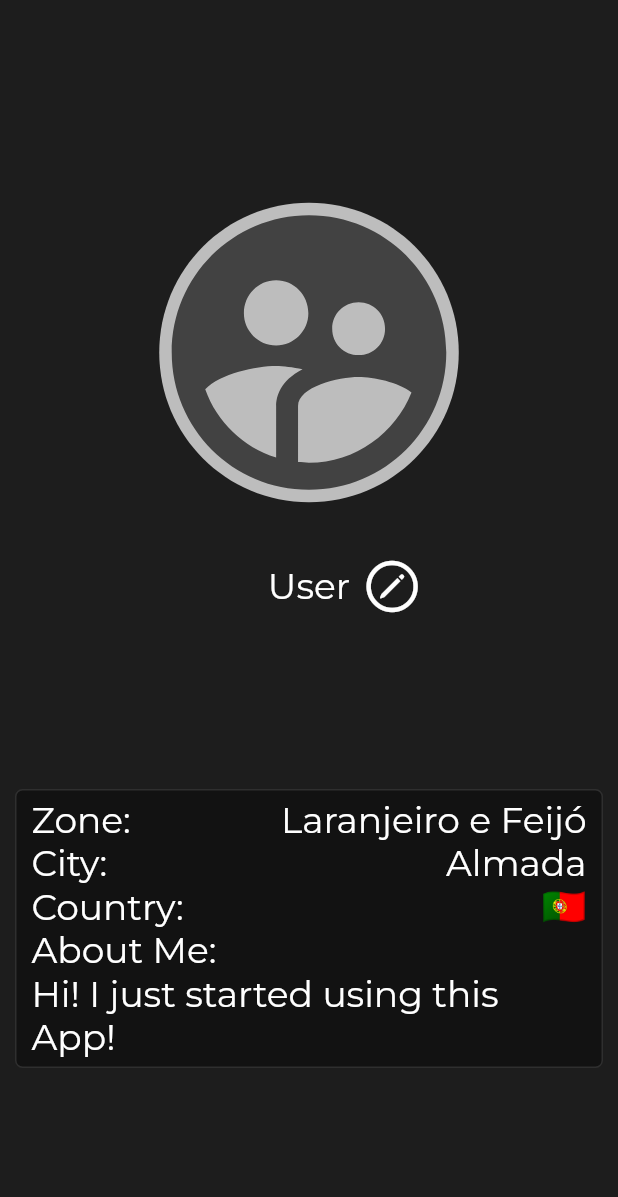
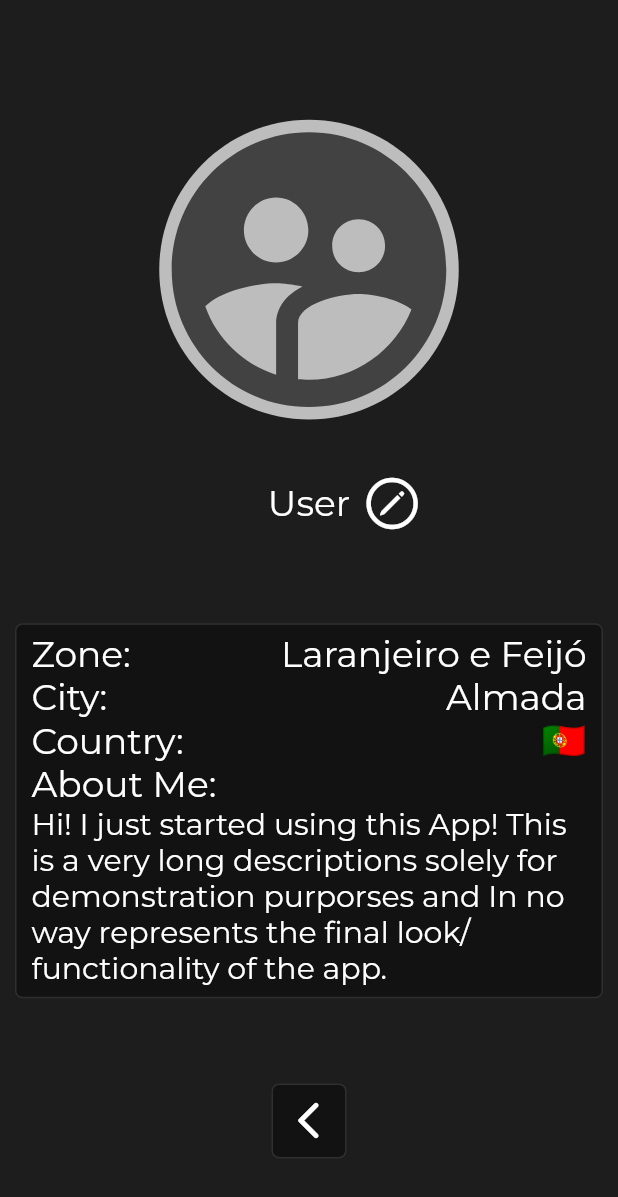
Before and after one commit to TiagoNunesFCT/IPM, a Flutter app: the screen it shows after launch, after a tap on the "supervised user circle" icon, on a phone screen of 412 x 824 dp. Shown: the top 1197 px of the screen. Run offline on Flutter 3.47's test engine with Material 2 defaults, Android fonts, the light colour scheme and no system bars; project files that could hold a hidden picture were left out.

Commit message:
Added backButton to userPage, added backbutton stateful widget, implemented full screen on the add so the task bar is hidden

```diff
--- /dev/null
+++ b/lib/backButton.dart
@@ -0,0 +1,64 @@
+//Rover is the Widget at the bottom of the screen which allows us to change between Main Views (Map, List, Home)
+import 'package:flutter/cupertino.dart';
+import 'package:flutter/material.dart';
+import 'package:flutter/services.dart';
+import 'package:zone/MainScreen.dart';
+
+bool pressed;
+
+class BackButton extends StatefulWidget{
+
+  BackButton(){
+    pressed = false;
+  }
+
+
+
+
+
+
+
+
+
+
+  BackButtonState createState() => new BackButtonState();
+
+
+}
+
+class BackButtonState extends State<BackButton>{
+
+  Widget icon(BuildContext context){
+
+    return IconButton(icon: Icon(Icons.arrow_back_ios_rounded,color: Colors.white, size: 30), onPressed: () {
+      buttonPressing();
+      Navigator.of(context).pop();
+      SystemChrome.setEnabledSystemUIOverlays([]);
+    },             );
+  }
+
+  @override
+  Widget build(BuildContext context) {
+    return Container(
+        padding: EdgeInsets.fromLTRB(0, 0, 0, 0),
+        decoration: new BoxDecoration(
+          shape: BoxShape.rectangle,
+          borderRadius: BorderRadius.circular(5),
+          color: pressed? Colors.white12:Colors.black38,
+          border: new Border.all(
+            color: Colors.white12,
+            width: 1.0,
+          ),
+        ),child:icon(context));
+  }
+
+  Future<void> buttonPressing() async {
+    pressed = true;
+    setState(() {});
+    await Future.delayed(const Duration(milliseconds: 10), () {});
+    pressed = false;
+    setState(() {});
+    await Future.delayed(const Duration(milliseconds: 5), () {});
+  }
+
+}
--- a/lib/main.dart
+++ b/lib/main.dart
@@ -1,4 +1,5 @@
 import 'package:flutter/material.dart';
+import 'package:flutter/services.dart';
 import 'package:zone/splashScreen.dart';
 
 void main() {
@@ -9,6 +10,8 @@ class MyApp extends StatelessWidget {
   // This widget is the root of your application.
   @override
   Widget build(BuildContext context) {
+    SystemChrome.setSystemUIOverlayStyle(style);
+    hideBar();
     return MaterialApp(
       title: 'ZONeXUS',
       theme: ThemeData(
@@ -112,3 +115,12 @@ class _MyHomePageState extends State<MyHomePage> {
     );
   }
 }
+
+final style = SystemUiOverlayStyle(
+  systemNavigationBarDividerColor: Colors.transparent,
+  systemNavigationBarColor: Colors.transparent,
+  systemNavigationBarIconBrightness: Brightness.light,
+);
+
+Future hideBar() async =>
+    SystemChrome.setEnabledSystemUIOverlays([]);
--- a/lib/mainScreen.dart
+++ b/lib/mainScreen.dart
@@ -3,6 +3,7 @@ import 'dart:async';
 import 'package:flutter/material.dart';
 import 'package:zone/rover.dart';
 import 'package:zone/userScreen.dart';
+
 
 import 'genericPage.dart';
 
--- a/lib/userScreen.dart
+++ b/lib/userScreen.dart
@@ -2,6 +2,7 @@ import 'dart:async';
 
 import 'package:flutter/cupertino.dart';
 import 'package:flutter/material.dart';
+import 'package:zone/backButton.dart' as buttonBack;
 
 import 'genericPage.dart';
 
@@ -24,7 +25,7 @@ class _UserPageState extends GenericPageState {
   String zoneName = "Laranjeiro e Feijó";
   String cityName = "Almada";
   String countryName = "🇵🇹";
-  String userDesc = "Hi! I just started using this App!";
+  String userDesc = "Hi! I just started using this App! This is a very long descriptions solely for demonstration purporses and In no way represents the final look/ functionality of the app.";
 
   //Build the widget
   @override
@@ -39,7 +40,7 @@ class _UserPageState extends GenericPageState {
         crossAxisAlignment: CrossAxisAlignment.center,
         mainAxisAlignment: MainAxisAlignment.spaceEvenly,
         children: [
-          Column(mainAxisSize: MainAxisSize.min, children: [
+          Column(mainAxisSize: MainAxisSize.max, children: [
             IconButton(
                 iconSize: 240,
                 icon: Stack(alignment: Alignment.center, children: [
@@ -87,6 +88,7 @@ class _UserPageState extends GenericPageState {
             ])
           ]),
           Container(margin:EdgeInsets.fromLTRB(10, 0, 10, 5),padding: EdgeInsets.fromLTRB(10, 5, 10, 5),
+              height:250,
               decoration: new BoxDecoration(
                 shape: BoxShape.rectangle,
                 borderRadius: BorderRadius.circular(5),
@@ -96,7 +98,7 @@ class _UserPageState extends GenericPageState {
                   width: 1.0,
                 ),
               ),
-              child: Column(mainAxisSize: MainAxisSize.min, children: [
+              child: SingleChildScrollView(child:Column(mainAxisSize: MainAxisSize.min,crossAxisAlignment: CrossAxisAlignment.start, children: [
                 Row(mainAxisAlignment: MainAxisAlignment.spaceBetween, children: [
                   Text("Zone:",
                       style: TextStyle(
@@ -139,14 +141,20 @@ class _UserPageState extends GenericPageState {
                         color: Colors.white,
                       ))
                 ]),
-                Text("About Me: \n" + userDesc,
+                Text("About Me:",
                     style: TextStyle(
                       fontFamily: "Montserrat",
                       fontSize: 24,
                       color: Colors.white,
+                    )),
+                Text(userDesc,
+                    style: TextStyle(
+                      fontFamily: "Montserrat",
+                      fontSize: 20,
+                      color: Colors.white,
                     ))
-              ]))
-        ],
+              ])))
+            ,buttonBack.BackButton()],
       ),
     )));
     return page;
```
